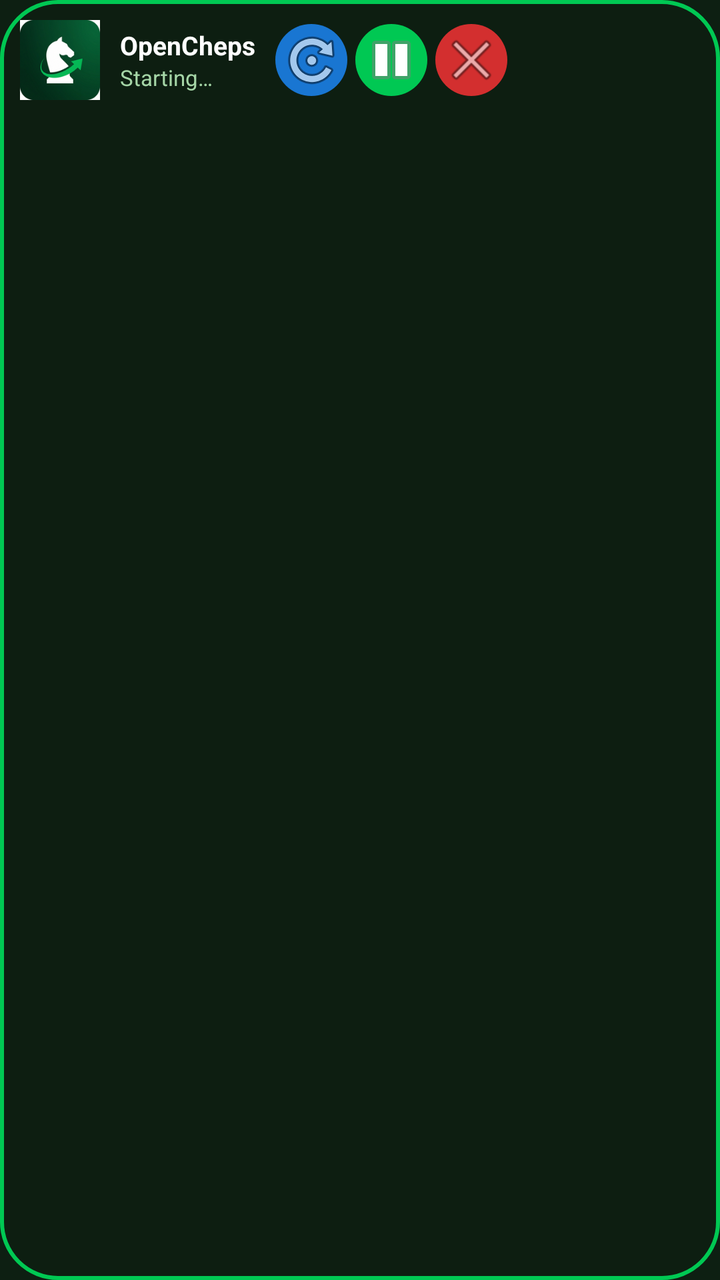
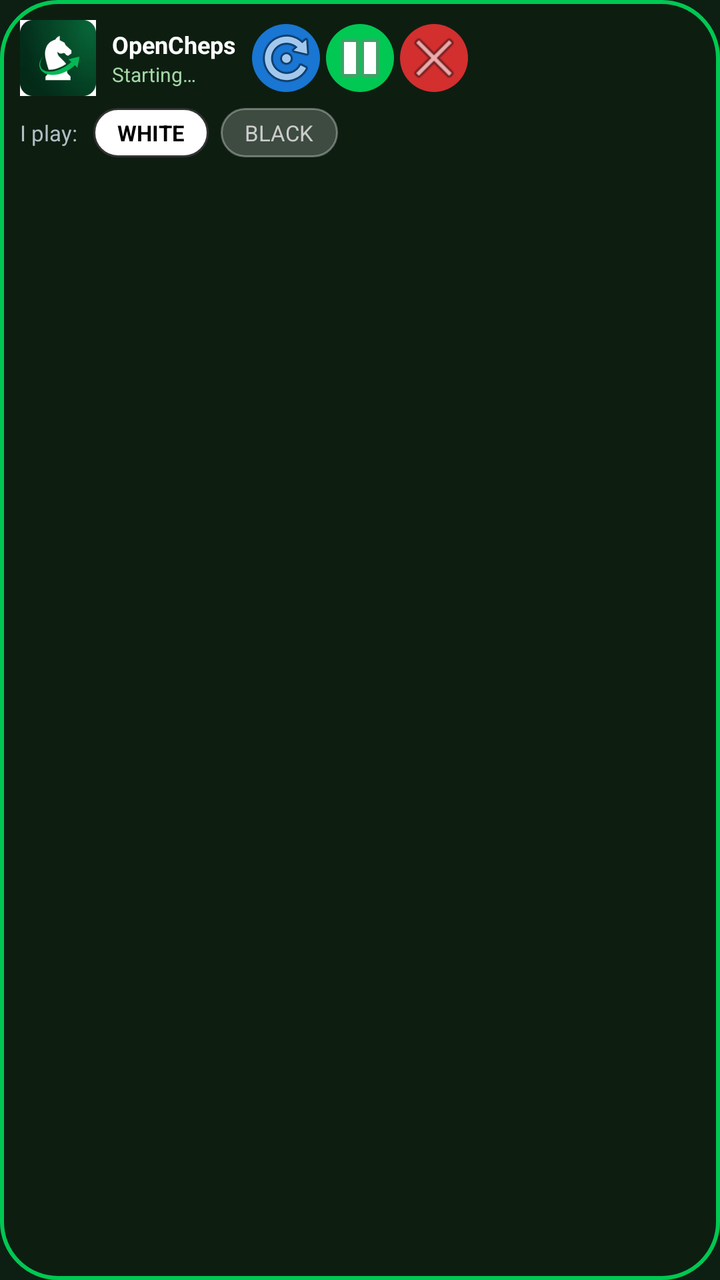

Before-and-after screenshots of an Android layout around one commit, followed by the original layout XML and the change that was made.
<!-- AndroidManifest.xml: application theme Theme.OpenCheps -->
<!-- res/layout/floating_panel.xml -->
<?xml version="1.0" encoding="utf-8"?>
<LinearLayout xmlns:android="http://schemas.android.com/apk/res/android"
    android:id="@+id/panelRoot"
    android:orientation="vertical"
    android:background="@drawable/panel_bg"
    android:padding="10dp"
    android:layout_width="wrap_content"
    android:layout_height="wrap_content">

    <LinearLayout
        android:orientation="horizontal"
        android:gravity="center_vertical"
        android:layout_width="wrap_content"
        android:layout_height="wrap_content">

        <ImageView
            android:id="@+id/panelIcon"
            android:src="@mipmap/ic_launcher"
            android:layout_width="40dp"
            android:layout_height="40dp"
            android:contentDescription="OpenCheps"/>

        <LinearLayout
            android:orientation="vertical"
            android:paddingStart="10dp"
            android:paddingEnd="10dp"
            android:layout_width="wrap_content"
            android:layout_height="wrap_content">
            <TextView
                android:id="@+id/panelTitle"
                android:text="OpenCheps"
                android:textColor="#FFFFFFFF"
                android:textSize="13sp"
                android:textStyle="bold"
                android:layout_width="wrap_content"
                android:layout_height="wrap_content"/>
            <TextView
                android:id="@+id/panelStatus"
                android:text="Starting…"
                android:textColor="#FFA5D6A7"
                android:textSize="11sp"
                android:maxWidth="190dp"
                android:layout_width="wrap_content"
                android:layout_height="wrap_content"/>
        </LinearLayout>

        <ImageButton
            android:id="@+id/panelRecal"
            android:background="@drawable/panel_btn_alt"
            android:src="@android:drawable/ic_menu_rotate"
            android:layout_width="36dp"
            android:layout_height="36dp"
            android:layout_marginEnd="4dp"
            android:contentDescription="Recalibrate"/>

        <ImageButton
            android:id="@+id/panelToggle"
            android:background="@drawable/panel_btn"
            android:src="@android:drawable/ic_media_pause"
            android:layout_width="36dp"
            android:layout_height="36dp"
            android:layout_marginEnd="4dp"
            android:contentDescription="Pause"/>

        <ImageButton
            android:id="@+id/panelStop"
            android:background="@drawable/panel_btn_stop"
            android:src="@android:drawable/ic_menu_close_clear_cancel"
            android:layout_width="36dp"
            android:layout_height="36dp"
            android:contentDescription="Stop"/>
    </LinearLayout>

    <TextView
        android:id="@+id/panelEval"
        android:text=""
        android:textColor="#FFFFEB3B"
        android:textSize="12sp"
        android:fontFamily="monospace"
        android:paddingTop="4dp"
        android:layout_width="wrap_content"
        android:layout_height="wrap_content"/>
</LinearLayout>
<!-- resources referenced by this layout -->
<resources>
  <!-- drawable panel_bg (drawable) -->
  <?xml version="1.0" encoding="utf-8"?>
  <shape xmlns:android="http://schemas.android.com/apk/res/android" android:shape="rectangle">
      <solid android:color="#EE0D1F12"/>
      <corners android:radius="28dp"/>
      <stroke android:width="2dp" android:color="#FF00C853"/>
  </shape>
  <!-- drawable panel_btn (drawable) -->
  <?xml version="1.0" encoding="utf-8"?>
  <shape xmlns:android="http://schemas.android.com/apk/res/android" android:shape="oval">
      <solid android:color="#FF00C853"/>
  </shape>
  <!-- drawable panel_btn_alt (drawable) -->
  <?xml version="1.0" encoding="utf-8"?>
  <shape xmlns:android="http://schemas.android.com/apk/res/android" android:shape="oval">
      <solid android:color="#FF1976D2"/>
  </shape>
  <!-- drawable panel_btn_stop (drawable) -->
  <?xml version="1.0" encoding="utf-8"?>
  <shape xmlns:android="http://schemas.android.com/apk/res/android" android:shape="oval">
      <solid android:color="#FFD32F2F"/>
  </shape>
  <!-- mipmap ic_launcher: png bitmap (mipmap-hdpi, 6699 bytes) -->
  <style name="Theme.OpenCheps" parent="Theme.Material3.DayNight.NoActionBar">
          <item name="colorPrimary">#1B5E20</item>
          <item name="colorOnPrimary">#FFFFFF</item>
          <item name="android:windowBackground">#FF0D1F12</item>
      </style>
</resources>

<!-- the commit's change to res/layout/floating_panel.xml (unified diff, before → after) -->
@@ -16,21 +16,21 @@
         <ImageView
             android:id="@+id/panelIcon"
             android:src="@mipmap/ic_launcher"
-            android:layout_width="40dp"
-            android:layout_height="40dp"
+            android:layout_width="38dp"
+            android:layout_height="38dp"
             android:contentDescription="OpenCheps"/>
 
         <LinearLayout
             android:orientation="vertical"
-            android:paddingStart="10dp"
-            android:paddingEnd="10dp"
+            android:paddingStart="8dp"
+            android:paddingEnd="8dp"
             android:layout_width="wrap_content"
             android:layout_height="wrap_content">
             <TextView
                 android:id="@+id/panelTitle"
                 android:text="OpenCheps"
                 android:textColor="#FFFFFFFF"
-                android:textSize="13sp"
+                android:textSize="12sp"
                 android:textStyle="bold"
                 android:layout_width="wrap_content"
                 android:layout_height="wrap_content"/>
@@ -38,8 +38,10 @@
                 android:id="@+id/panelStatus"
                 android:text="Starting…"
                 android:textColor="#FFA5D6A7"
-                android:textSize="11sp"
-                android:maxWidth="190dp"
+                android:textSize="10sp"
+                android:maxWidth="180dp"
+                android:singleLine="true"
+                android:ellipsize="end"
                 android:layout_width="wrap_content"
                 android:layout_height="wrap_content"/>
         </LinearLayout>
@@ -48,27 +50,71 @@
             android:id="@+id/panelRecal"
             android:background="@drawable/panel_btn_alt"
             android:src="@android:drawable/ic_menu_rotate"
-            android:layout_width="36dp"
-            android:layout_height="36dp"
-            android:layout_marginEnd="4dp"
+            android:layout_width="34dp"
+            android:layout_height="34dp"
+            android:layout_marginEnd="3dp"
             android:contentDescription="Recalibrate"/>
 
         <ImageButton
             android:id="@+id/panelToggle"
             android:background="@drawable/panel_btn"
             android:src="@android:drawable/ic_media_pause"
-            android:layout_width="36dp"
-            android:layout_height="36dp"
-            android:layout_marginEnd="4dp"
+            android:layout_width="34dp"
+            android:layout_height="34dp"
+            android:layout_marginEnd="3dp"
             android:contentDescription="Pause"/>
 
         <ImageButton
             android:id="@+id/panelStop"
             android:background="@drawable/panel_btn_stop"
             android:src="@android:drawable/ic_menu_close_clear_cancel"
-            android:layout_width="36dp"
-            android:layout_height="36dp"
+            android:layout_width="34dp"
+            android:layout_height="34dp"
             android:contentDescription="Stop"/>
+    </LinearLayout>
+
+    <LinearLayout
+        android:orientation="horizontal"
+        android:gravity="center_vertical"
+        android:paddingTop="6dp"
+        android:layout_width="wrap_content"
+        android:layout_height="wrap_content">
+
+        <TextView
+            android:text="I play:"
+            android:textColor="#FFB0BEC5"
+            android:textSize="11sp"
+            android:paddingEnd="8dp"
+            android:layout_width="wrap_content"
+            android:layout_height="wrap_content"/>
+
+        <TextView
+            android:id="@+id/sideWhite"
+            android:text="WHITE"
+            android:textColor="#FF000000"
+            android:textStyle="bold"
+            android:textSize="11sp"
+            android:paddingStart="12dp"
+            android:paddingEnd="12dp"
+            android:paddingTop="5dp"
+            android:paddingBottom="5dp"
+            android:background="@drawable/pill_white"
+            android:layout_width="wrap_content"
+            android:layout_height="wrap_content"
+            android:layout_marginEnd="6dp"/>
+
+        <TextView
+            android:id="@+id/sideBlack"
+            android:text="BLACK"
+            android:textColor="#FFCCCCCC"
+            android:textSize="11sp"
+            android:paddingStart="12dp"
+            android:paddingEnd="12dp"
+            android:paddingTop="5dp"
+            android:paddingBottom="5dp"
+            android:background="@drawable/pill_unselected"
+            android:layout_width="wrap_content"
+            android:layout_height="wrap_content"/>
     </LinearLayout>
 
     <TextView
<!-- resource entries referenced after the edit -->
@@ -22,6 +22,20 @@
   <shape xmlns:android="http://schemas.android.com/apk/res/android" android:shape="oval">
       <solid android:color="#FFD32F2F"/>
   </shape>
+  <!-- drawable pill_unselected (drawable) -->
+  <?xml version="1.0" encoding="utf-8"?>
+  <shape xmlns:android="http://schemas.android.com/apk/res/android" android:shape="rectangle">
+      <solid android:color="#33FFFFFF"/>
+      <corners android:radius="14dp"/>
+      <stroke android:width="1dp" android:color="#55FFFFFF"/>
+  </shape>
+  <!-- drawable pill_white (drawable) -->
+  <?xml version="1.0" encoding="utf-8"?>
+  <shape xmlns:android="http://schemas.android.com/apk/res/android" android:shape="rectangle">
+      <solid android:color="#FFFFFFFF"/>
+      <corners android:radius="14dp"/>
+      <stroke android:width="1dp" android:color="#FF333333"/>
+  </shape>
   <!-- mipmap ic_launcher: png bitmap (mipmap-hdpi, 6699 bytes) -->
   <style name="Theme.OpenCheps" parent="Theme.Material3.DayNight.NoActionBar">
           <item name="colorPrimary">#1B5E20</item>
